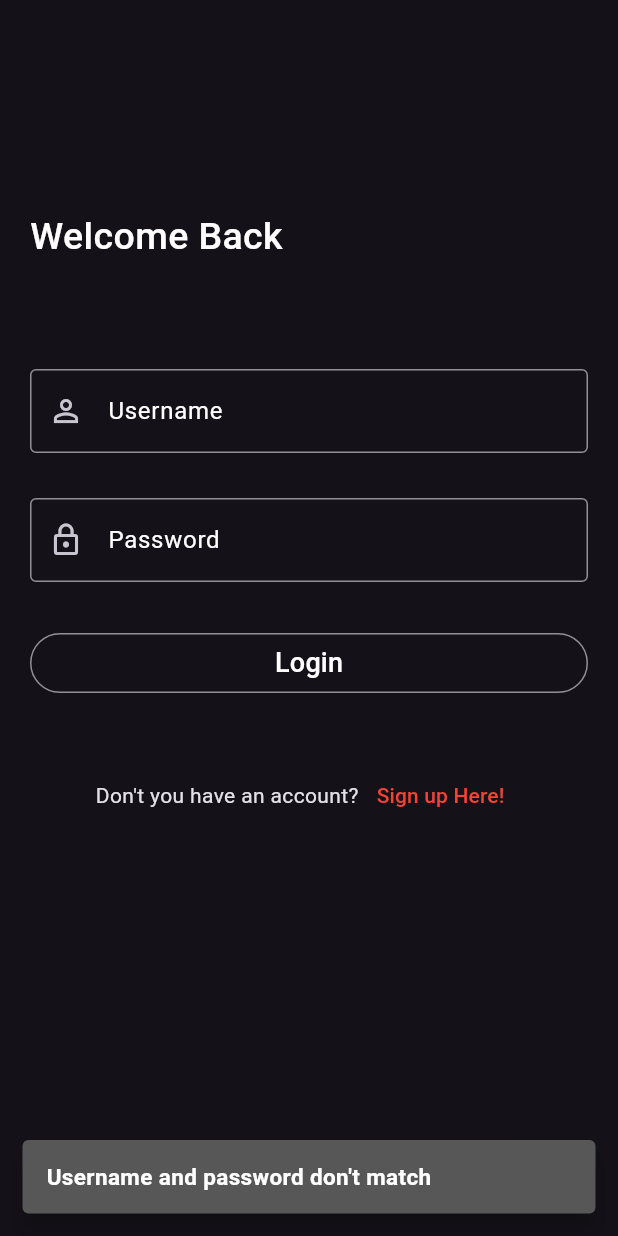
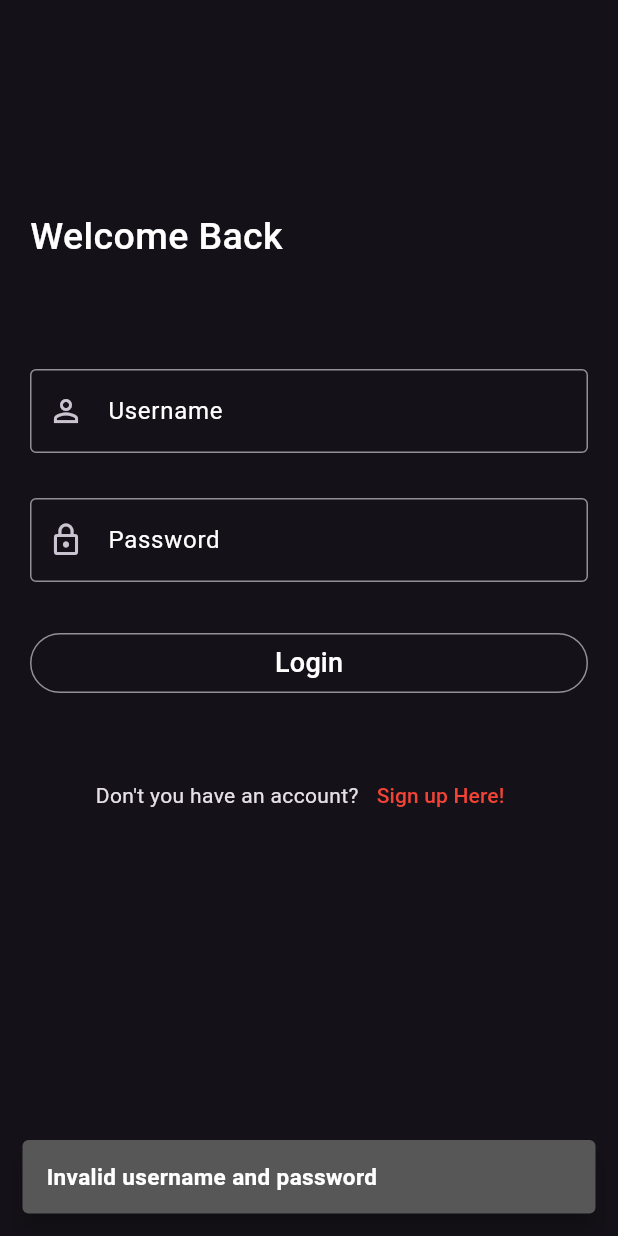
Before and after one commit to sinanex/movie_app, a Flutter app: the screen it shows after launch, after a tap on "Login", on a phone screen of 412 x 824 dp. Run offline on Flutter 3.47's test engine with Material 3 defaults, Android fonts, the phone set to English and light mode, and no system bars; our stand-ins replace shared_preferences.

```diff
--- /dev/null
+++ b/lib/WidgetVariable.dart
@@ -0,0 +1,19 @@
+import 'package:flutter/material.dart';
+
+SnackBar alertsnack({required String text}) {
+  return SnackBar(
+    backgroundColor: Color.fromARGB(255, 87, 87, 87),
+    margin: EdgeInsets.all(15),
+    behavior: SnackBarBehavior.floating,
+    content: Text(
+      text,
+      style: TextStyle(
+        color: Colors.white,
+        fontWeight: FontWeight.bold,
+        fontSize: 15,
+      ),
+    ),
+  );
+}
+
+// To show the snackbar:
--- a/lib/login.dart
+++ b/lib/login.dart
@@ -1,7 +1,9 @@
 import 'package:flutter/material.dart';
-import 'package:movie/home.dart'; // Ensure this is the correct path to HomeScreen
-import 'package:movie/movieDetails.dart';
-import 'package:movie/register.dart'; // Ensure this is the correct path if needed
+import 'package:movie/home.dart';
+import 'package:movie/register.dart';
+import 'package:movie/splashScreen.dart';
+import 'package:shared_preferences/shared_preferences.dart';
+import 'WidgetVariable.dart';
 
 class LoginPage extends StatefulWidget {
   LoginPage({super.key});
@@ -43,7 +45,6 @@ class _LoginPageState extends State<LoginPage> {
                 border: OutlineInputBorder(),
                 label: Text("Username"),
                 labelStyle: TextStyle(color: Colors.white),
-
               ),
             ),
 
@@ -51,7 +52,8 @@ class _LoginPageState extends State<LoginPage> {
 
             // Password TextField
             TextField(
-              controller: _passwordController, // Use the password controller here
+              controller:
+                  _passwordController, // Use the password controller here
               style: const TextStyle(color: Colors.white),
               obscureText: true, // Mask the password input
               decoration: const InputDecoration(
@@ -65,12 +67,11 @@ class _LoginPageState extends State<LoginPage> {
               height: 30,
             ),
 
-
 // Space before button
             OutlinedButton(
-
               onPressed: () {
                 checkLogin(context);
+                checkData();
               },
               child: const Text(
                 "Login",
@@ -86,17 +87,20 @@ class _LoginPageState extends State<LoginPage> {
             Row(
               mainAxisAlignment: MainAxisAlignment.center,
               children: [
-
                 Text("Don't you have an account?"),
-                TextButton(onPressed: (){
-                  Navigator.push(context,MaterialPageRoute(builder:  (context)=>RegisterPage()));
-                }, child: Text("Sign up Here!",style: TextStyle(color: Colors.red),)),
-
+                TextButton(
+                    onPressed: () {
+                      Navigator.push(
+                          context,
+                          MaterialPageRoute(
+                              builder: (context) => RegisterPage()));
+                    },
+                    child: Text(
+                      "Sign up Here!",
+                      style: TextStyle(color: Colors.red),
+                    )),
               ],
             ),
-
-
-
           ],
         ),
       ),
@@ -107,27 +111,23 @@ class _LoginPageState extends State<LoginPage> {
     String username = "sinan";
     String password = "sinan";
 
-    if (_usernameController.text == username && _passwordController.text == password) {
+    if (_usernameController.text == username &&
+        _passwordController.text == password) {
+                  ScaffoldMessenger.of(context).showSnackBar(alertsnack(text: "Login success"));
       Navigator.push(
         context,
         MaterialPageRoute(builder: (context) => HomeScreen()),
+
       );
     } else {
       ScaffoldMessenger.of(context).showSnackBar(
-        const SnackBar(
-          backgroundColor: Color.fromARGB(255, 87, 87, 87),
-          margin: EdgeInsets.all(15),
-          behavior: SnackBarBehavior.floating,
-          content: Text(
-            "Username and password don't match",
-            style: TextStyle(
-              color: Colors.white,
-              fontWeight: FontWeight.bold,
-              fontSize: 15,
-            ),
-          ),
-        ),
+       alertsnack(text: "Invalid username and password"),
       );
     }
   }
+
+  Future<void> checkData()async {
+    SharedPreferences _checkData = await SharedPreferences.getInstance();
+_checkData.setBool(key_login,true);
+  }
 }
--- a/lib/main.dart
+++ b/lib/main.dart
@@ -7,7 +7,8 @@ void main() {
   runApp(MyApp());
 
   // Ensure the status bar is visible
-  SystemChrome.setEnabledSystemUIMode(SystemUiMode.edgeToEdge, overlays: [SystemUiOverlay.top]);
+  SystemChrome.setEnabledSystemUIMode(SystemUiMode.edgeToEdge,
+      overlays: [SystemUiOverlay.top]);
 }
 
 class MyApp extends StatelessWidget {
@@ -16,6 +17,7 @@ class MyApp extends StatelessWidget {
   @override
   Widget build(BuildContext context) {
     return MaterialApp(
+      debugShowCheckedModeBanner: false,
       theme: ThemeData.dark(),
       home: Splashscreen(),
     );
--- a/lib/splashScreen.dart
+++ b/lib/splashScreen.dart
@@ -1,47 +1,66 @@
+import 'dart:async';
+
 import 'package:flutter/material.dart';
 import 'package:flutter/services.dart';
 import 'package:movie/home.dart';
 import 'package:movie/login.dart';
+import 'package:shared_preferences/shared_preferences.dart';
 
 class Splashscreen extends StatefulWidget {
-
   const Splashscreen({super.key});
 
   @override
   State<Splashscreen> createState() => _SplashscreenState();
 }
 
+const String key_login = "Login";
+
 class _SplashscreenState extends State<Splashscreen> {
-
   @override
   void initState() {
     super.initState();
-  Future.delayed(Duration(seconds: 3), () {
-    Navigator.of(context).push(
-      MaterialPageRoute(builder: (context) =>  LoginPage()),
-    );
-  });
+
+    checkLogin();
   }
 
   Widget build(BuildContext context) {
     return Scaffold(
-      body:
-      Container(
+      body: Container(
         width: double.infinity,
         height: double.infinity,
         decoration: const BoxDecoration(
           color: Colors.black,
         ),
         child: const Center(
-          child: Text("Movies",
+          child: Text(
+            "Movies",
             style: TextStyle(
               fontSize: 40,
               fontWeight: FontWeight.bold,
               color: Colors.red,
-          ),),
             ),
           ),
-
+        ),
+      ),
     );
   }
+
+  void checkLogin() async {
+    SharedPreferences _pref = await SharedPreferences.getInstance();
+    var isLogged = _pref.getBool(key_login);
+    Timer(Duration(seconds: 3), () {
+      if (isLogged != null) {
+        if (isLogged) {
+          Navigator.pushReplacement(
+              context, MaterialPageRoute(builder: (context) => HomeScreen()));
+        } else {
+          Navigator.pushReplacement(
+              context, MaterialPageRoute(builder: (context) => LoginPage()));
         }
+      } else {
+        Navigator.pushReplacement(
+            context, MaterialPageRoute(builder: (context) => LoginPage()));
+      }
+    });
+  }
+}
```
Also changed, not shown: lib/home.dart (+34 -21 lines), lib/movieDetails.dart (+9 -9 lines), lib/register.dart (+24 -20 lines). Lines whose indentation alone changed are shown as unchanged.
